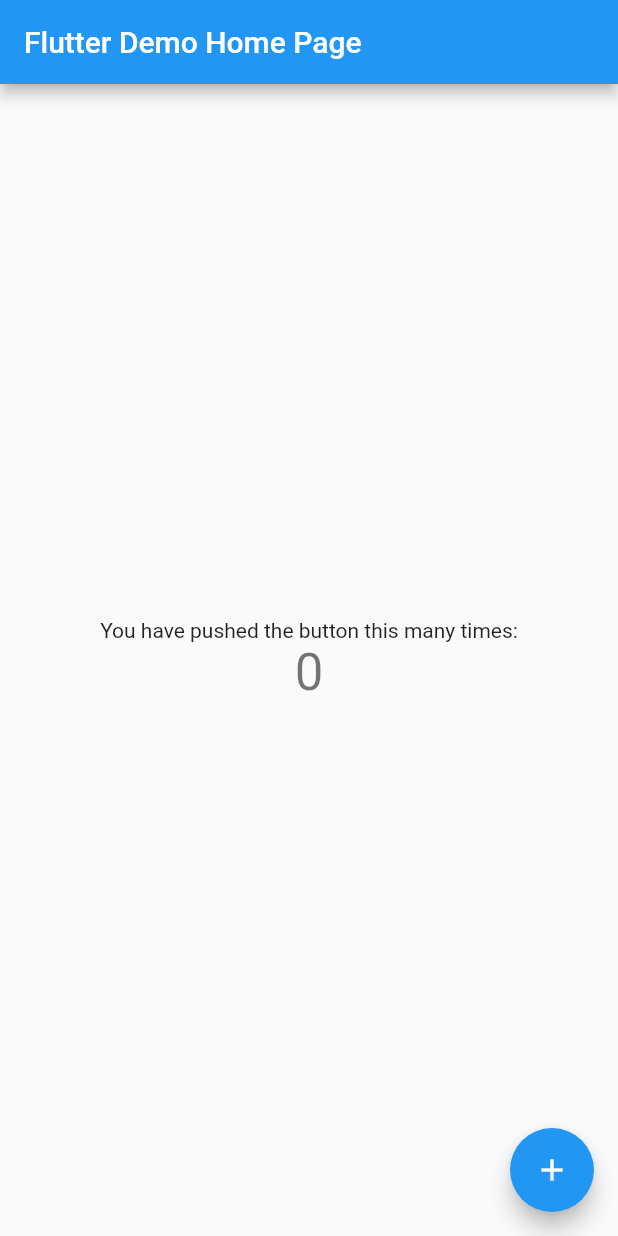
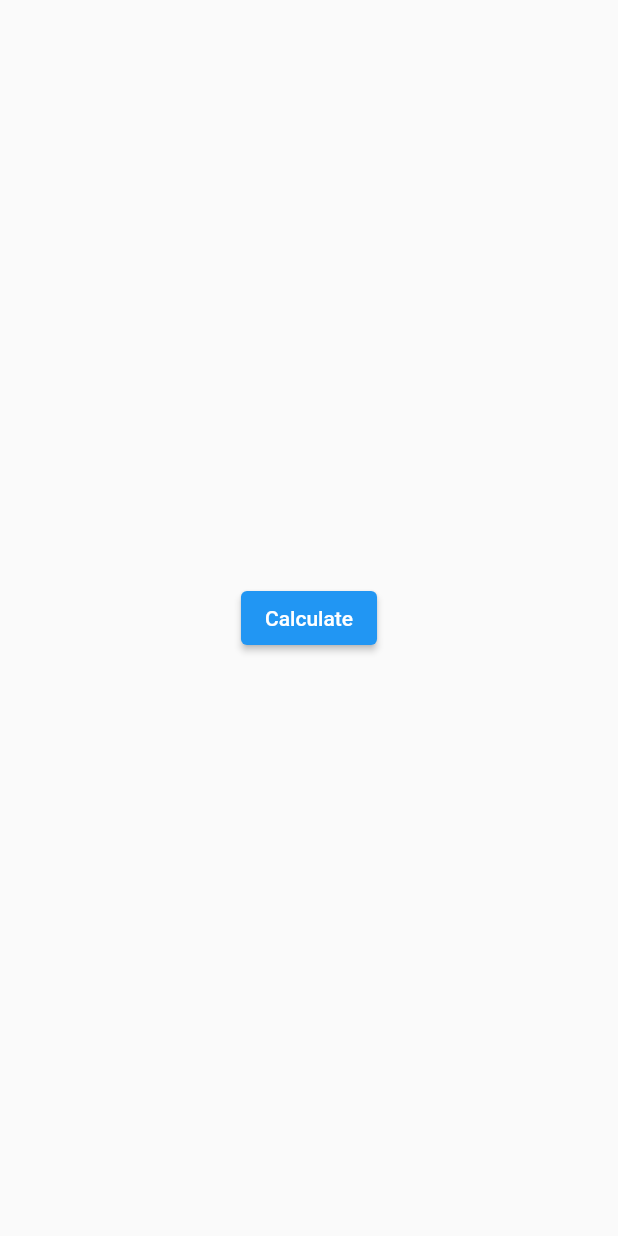
Before and after one commit to corneliudascalu/sample-bread-calculator, a Flutter app: the screen it shows after launch, on a phone screen of 412 x 824 dp. Run offline on Flutter 3.47's test engine with Material 2 defaults, Android fonts, the phone set to English and light mode, and no system bars.

Commit message:
Clean up flutter screen

```diff
--- a/shiny/lib/main.dart
+++ b/shiny/lib/main.dart
@@ -7,104 +7,36 @@ class MyApp extends StatelessWidget {
   @override
   Widget build(BuildContext context) {
     return MaterialApp(
-      title: 'Flutter Demo',
+      title: 'Bread Calculator',
       theme: ThemeData(
-        // This is the theme of your application.
-        //
-        // Try running your application with "flutter run". You'll see the
-        // application has a blue toolbar. Then, without quitting the app, try
-        // changing the primarySwatch below to Colors.green and then invoke
-        // "hot reload" (press "r" in the console where you ran "flutter run",
-        // or press Run > Flutter Hot Reload in a Flutter IDE). Notice that the
-        // counter didn't reset back to zero; the application is not restarted.
         primarySwatch: Colors.blue,
       ),
-      home: MyHomePage(title: 'Flutter Demo Home Page'),
+      home: BreadCalculator(title: 'Flutter Demo Home Page'),
     );
   }
 }
 
-class MyHomePage extends StatefulWidget {
-  MyHomePage({Key key, this.title}) : super(key: key);
-
-  // This widget is the home page of your application. It is stateful, meaning
-  // that it has a State object (defined below) that contains fields that affect
-  // how it looks.
-
-  // This class is the configuration for the state. It holds the values (in this
-  // case the title) provided by the parent (in this case the App widget) and
-  // used by the build method of the State. Fields in a Widget subclass are
-  // always marked "final".
+class BreadCalculator extends StatefulWidget {
+  BreadCalculator({Key key, this.title}) : super(key: key);
 
   final String title;
 
   @override
-  _MyHomePageState createState() => _MyHomePageState();
+  _BreadCalculatorState createState() => _BreadCalculatorState();
 }
 
-class _MyHomePageState extends State<MyHomePage> {
-  int _counter = 0;
-
-  void _incrementCounter() {
-    setState(() {
-      // This call to setState tells the Flutter framework that something has
-      // changed in this State, which causes it to rerun the build method below
-      // so that the display can reflect the updated values. If we changed
-      // _counter without calling setState(), then the build method would not be
-      // called again, and so nothing would appear to happen.
-      _counter++;
-    });
-  }
-
+class _BreadCalculatorState extends State<BreadCalculator> {
   @override
   Widget build(BuildContext context) {
-    // This method is rerun every time setState is called, for instance as done
-    // by the _incrementCounter method above.
-    //
-    // The Flutter framework has been optimized to make rerunning build methods
-    // fast, so that you can just rebuild anything that needs updating rather
-    // than having to individually change instances of widgets.
     return Scaffold(
-      appBar: AppBar(
-        // Here we take the value from the MyHomePage object that was created by
-        // the App.build method, and use it to set our appbar title.
-        title: Text(widget.title),
-      ),
       body: Center(
-        // Center is a layout widget. It takes a single child and positions it
-        // in the middle of the parent.
         child: Column(
-          // Column is also a layout widget. It takes a list of children and
-          // arranges them vertically. By default, it sizes itself to fit its
-          // children horizontally, and tries to be as tall as its parent.
-          //
-          // Invoke "debug painting" (press "p" in the console, choose the
-          // "Toggle Debug Paint" action from the Flutter Inspector in Android
-          // Studio, or the "Toggle Debug Paint" command in Visual Studio Code)
-          // to see the wireframe for each widget.
-          //
-          // Column has various properties to control how it sizes itself and
-          // how it positions its children. Here we use mainAxisAlignment to
-          // center the children vertically; the main axis here is the vertical
-          // axis because Columns are vertical (the cross axis would be
-          // horizontal).
           mainAxisAlignment: MainAxisAlignment.center,
           children: <Widget>[
-            Text(
-              'You have pushed the button this many times:',
-            ),
-            Text(
-              '$_counter',
-              style: Theme.of(context).textTheme.headline4,
-            ),
+            ElevatedButton(onPressed: () {}, child: Text("Calculate")),
           ],
         ),
       ),
-      floatingActionButton: FloatingActionButton(
-        onPressed: _incrementCounter,
-        tooltip: 'Increment',
-        child: Icon(Icons.add),
-      ), // This trailing comma makes auto-formatting nicer for build methods.
     );
   }
 }
```
